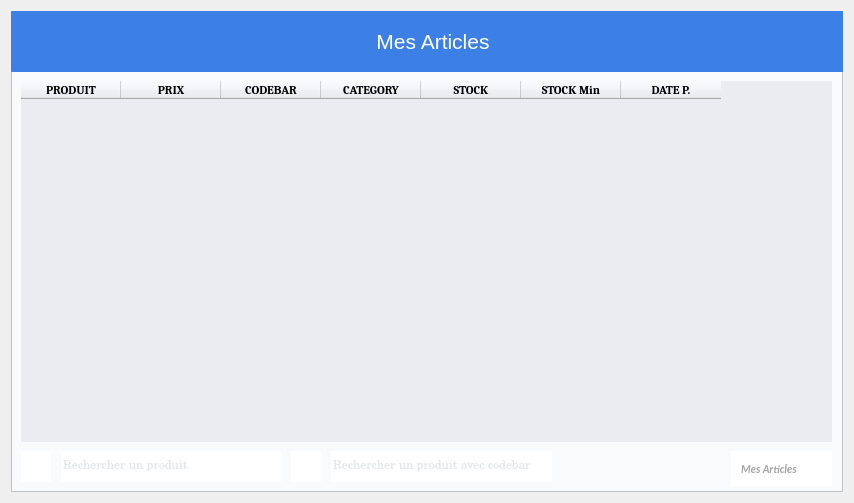
Before: the Qt Designer form DESIGN/DIALOGS/MyProduct.ui in indigene-way/ERP_business_Manager, drawn with Qt 5.
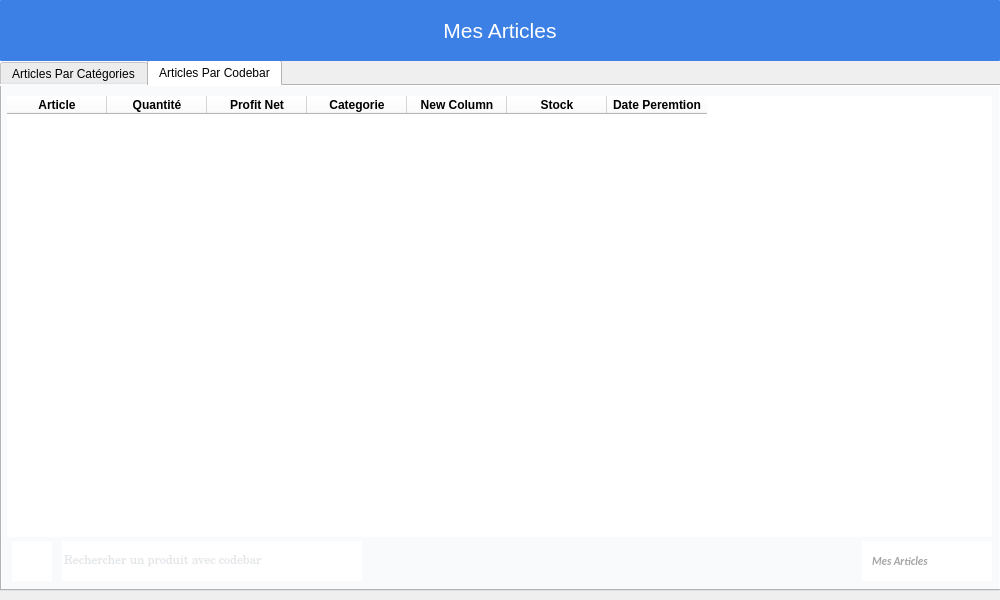
After: the same form once the commit is applied. The open tabs and pages were chosen to show the change. Icons and pictures are not drawn.

Patch:
```diff
--- a/DESIGN/DIALOGS/MyProduct.ui
+++ b/DESIGN/DIALOGS/MyProduct.ui
@@ -1,57 +1,67 @@
 <?xml version="1.0" encoding="UTF-8"?>
 <ui version="4.0">
- <class>Form</class>
- <widget class="QWidget" name="Form">
+ <class>MyProduct</class>
+ <widget class="QDialog" name="MyProduct">
   <property name="geometry">
    <rect>
     <x>0</x>
     <y>0</y>
-    <width>854</width>
-    <height>503</height>
+    <width>1000</width>
+    <height>600</height>
    </rect>
   </property>
   <property name="windowTitle">
    <string>Form</string>
   </property>
-  <layout class="QHBoxLayout" name="horizontalLayout_2">
-   <item>
-    <layout class="QVBoxLayout" name="verticalLayout">
-     <item>
-      <widget class="QFrame" name="frame">
+  <widget class="QTabWidget" name="numDelComboBox_2">
+   <property name="geometry">
+    <rect>
+     <x>0</x>
+     <y>60</y>
+     <width>1001</width>
+     <height>531</height>
+    </rect>
+   </property>
+   <property name="focusPolicy">
+    <enum>Qt::NoFocus</enum>
+   </property>
        <property name="styleSheet">
-        <string notr="true">background-color:#f9fafc;</string>
-       </property>
-       <property name="frameShape">
-        <enum>QFrame::StyledPanel</enum>
-       </property>
-       <property name="frameShadow">
-        <enum>QFrame::Raised</enum>
-       </property>
+    <string notr="true">background:#f9fafc;</string>
+   </property>
+   <property name="currentIndex">
+    <number>0</number>
+   </property>
+   <widget class="QWidget" name="productTab1_4">
+    <attribute name="title">
+     <string>Articles Par Catégories</string>
+    </attribute>
        <widget class="QTableWidget" name="tableWidget">
         <property name="geometry">
          <rect>
-          <x>10</x>
-          <y>70</y>
-          <width>811</width>
-          <height>361</height>
+       <x>5</x>
+       <y>10</y>
+       <width>985</width>
+       <height>441</height>
          </rect>
         </property>
         <property name="font">
          <font>
           <family>Century Schoolbook L</family>
-          <kerning>true</kerning>
-         </font>
-        </property>
+      </font>
+     </property>
+     <property name="focusPolicy">
+      <enum>Qt::NoFocus</enum>
+     </property>
         <property name="styleSheet">
-         <string notr="true">background-color: #ebecf1;border:0px;</string>
+      <string notr="true">background-color:white; border:0px;</string>
         </property>
         <column>
          <property name="text">
-          <string>PRODUIT</string>
+       <string>Article</string>
          </property>
          <property name="font">
           <font>
-           <family>Cambria</family>
+        <pointsize>9</pointsize>
            <weight>75</weight>
            <bold>true</bold>
           </font>
@@ -59,11 +69,10 @@
         </column>
         <column>
          <property name="text">
-          <string>PRIX</string>
+       <string>Quantité</string>
          </property>
          <property name="font">
           <font>
-           <family>Cambria</family>
            <weight>75</weight>
            <bold>true</bold>
           </font>
@@ -71,11 +80,10 @@
         </column>
         <column>
          <property name="text">
-          <string>CODEBAR</string>
+       <string>Profit Net</string>
          </property>
          <property name="font">
           <font>
-           <family>Cambria</family>
            <weight>75</weight>
            <bold>true</bold>
           </font>
@@ -83,11 +91,10 @@
         </column>
         <column>
          <property name="text">
-          <string>CATEGORY</string>
+       <string>Date</string>
          </property>
          <property name="font">
           <font>
-           <family>Cambria</family>
            <weight>75</weight>
            <bold>true</bold>
           </font>
@@ -95,11 +102,10 @@
         </column>
         <column>
          <property name="text">
-          <string>STOCK</string>
+       <string>Stock</string>
          </property>
          <property name="font">
           <font>
-           <family>Cambria</family>
            <weight>75</weight>
            <bold>true</bold>
           </font>
@@ -107,11 +113,10 @@
         </column>
         <column>
          <property name="text">
-          <string>STOCK Min</string>
+       <string>Stock Min</string>
          </property>
          <property name="font">
           <font>
-           <family>Cambria</family>
            <weight>75</weight>
            <bold>true</bold>
           </font>
@@ -119,11 +124,10 @@
         </column>
         <column>
          <property name="text">
-          <string>DATE P.</string>
+       <string>Date Peremption</string>
          </property>
          <property name="font">
           <font>
-           <family>Cambria</family>
            <weight>75</weight>
            <bold>true</bold>
           </font>
@@ -158,10 +162,10 @@
        <widget class="QLineEdit" name="prodToFind">
         <property name="geometry">
          <rect>
-          <x>50</x>
-          <y>440</y>
-          <width>220</width>
-          <height>31</height>
+       <x>60</x>
+       <y>455</y>
+       <width>300</width>
+       <height>40</height>
          </rect>
         </property>
         <property name="font">
@@ -182,12 +186,309 @@
          <bool>true</bool>
         </property>
        </widget>
+    <widget class="QPushButton" name="find">
+     <property name="geometry">
+      <rect>
+       <x>10</x>
+       <y>455</y>
+       <width>40</width>
+       <height>40</height>
+      </rect>
+     </property>
+     <property name="cursor">
+      <cursorShape>PointingHandCursor</cursorShape>
+     </property>
+     <property name="styleSheet">
+      <string notr="true">QPushButton{background-color:white; color : white; border: 0px solid #000028 ;  text-align:center}
+QPushButton:hover{background-color:#f9fafc;color:#a4a5a7;border: 0px solid #ecf0f5}
+QPushButton:focus{color:#00ea00}</string>
+     </property>
+     <property name="text">
+      <string/>
+     </property>
+     <property name="icon">
+      <iconset>
+       <normaloff>../../IMAGES/Icons/find.png</normaloff>../../IMAGES/Icons/find.png</iconset>
+     </property>
+    </widget>
+    <widget class="QPushButton" name="myProd">
+     <property name="geometry">
+      <rect>
+       <x>860</x>
+       <y>455</y>
+       <width>130</width>
+       <height>40</height>
+      </rect>
+     </property>
+     <property name="sizePolicy">
+      <sizepolicy hsizetype="Minimum" vsizetype="Maximum">
+       <horstretch>0</horstretch>
+       <verstretch>0</verstretch>
+      </sizepolicy>
+     </property>
+     <property name="font">
+      <font>
+       <family>Calibri</family>
+       <pointsize>8</pointsize>
+       <weight>75</weight>
+       <italic>true</italic>
+       <bold>true</bold>
+       <underline>false</underline>
+       <kerning>true</kerning>
+      </font>
+     </property>
+     <property name="cursor">
+      <cursorShape>PointingHandCursor</cursorShape>
+     </property>
+     <property name="toolTip">
+      <string>Afficher l'intégralité des produit</string>
+     </property>
+     <property name="statusTip">
+      <string/>
+     </property>
+     <property name="autoFillBackground">
+      <bool>false</bool>
+     </property>
+     <property name="styleSheet">
+      <string notr="true">QPushButton{background-color:white; color : #a4a5a7; border: 0px solid #000028 ;  text-align:left; padding-left:10px;}
+QPushButton:hover{background-color:white;color:white;border: 0px solid #ecf0f5}
+QPushButton:focus{color:#00ea00}</string>
+     </property>
+     <property name="text">
+      <string>Mes Articles</string>
+     </property>
+     <property name="icon">
+      <iconset>
+       <normaloff>../../IMAGES/Icons/product.png</normaloff>../../IMAGES/Icons/product.png</iconset>
+     </property>
+     <property name="iconSize">
+      <size>
+       <width>21</width>
+       <height>21</height>
+      </size>
+     </property>
+    </widget>
+   </widget>
+   <widget class="QWidget" name="productTab2_4">
+    <attribute name="title">
+     <string>Articles Par Codebar</string>
+    </attribute>
+    <widget class="QPushButton" name="findCB">
+     <property name="geometry">
+      <rect>
+       <x>10</x>
+       <y>455</y>
+       <width>40</width>
+       <height>40</height>
+      </rect>
+     </property>
+     <property name="cursor">
+      <cursorShape>PointingHandCursor</cursorShape>
+     </property>
+     <property name="styleSheet">
+      <string notr="true">QPushButton{background-color:white; color : white; border: 0px solid #000028 ;  text-align:center}
+QPushButton:hover{background-color:#f9fafc;color:#a4a5a7;border: 0px solid #ecf0f5}
+QPushButton:focus{color:#00ea00}</string>
+     </property>
+     <property name="text">
+      <string/>
+     </property>
+     <property name="icon">
+      <iconset>
+       <normaloff>../../IMAGES/Icons/cb.png</normaloff>../../IMAGES/Icons/cb.png</iconset>
+     </property>
+    </widget>
+    <widget class="QTableWidget" name="tableWidgetBC">
+     <property name="geometry">
+      <rect>
+       <x>5</x>
+       <y>10</y>
+       <width>985</width>
+       <height>441</height>
+      </rect>
+     </property>
+     <property name="font">
+      <font>
+       <family>Century Schoolbook L</family>
+      </font>
+     </property>
+     <property name="focusPolicy">
+      <enum>Qt::NoFocus</enum>
+     </property>
+     <property name="styleSheet">
+      <string notr="true">background-color:white; border:0px;</string>
+     </property>
+     <column>
+      <property name="text">
+       <string>Article</string>
+      </property>
+      <property name="font">
+       <font>
+        <pointsize>9</pointsize>
+        <weight>75</weight>
+        <bold>true</bold>
+       </font>
+      </property>
+     </column>
+     <column>
+      <property name="text">
+       <string>Quantité</string>
+      </property>
+      <property name="font">
+       <font>
+        <weight>75</weight>
+        <bold>true</bold>
+       </font>
+      </property>
+     </column>
+     <column>
+      <property name="text">
+       <string>Profit Net</string>
+      </property>
+      <property name="font">
+       <font>
+        <weight>75</weight>
+        <bold>true</bold>
+       </font>
+      </property>
+     </column>
+     <column>
+      <property name="text">
+       <string>Categorie</string>
+      </property>
+      <property name="font">
+       <font>
+        <weight>75</weight>
+        <bold>true</bold>
+       </font>
+      </property>
+     </column>
+     <column>
+      <property name="text">
+       <string>New Column</string>
+      </property>
+      <property name="font">
+       <font>
+        <weight>75</weight>
+        <bold>true</bold>
+       </font>
+      </property>
+     </column>
+     <column>
+      <property name="text">
+       <string>Stock</string>
+      </property>
+      <property name="font">
+       <font>
+        <weight>75</weight>
+        <bold>true</bold>
+       </font>
+      </property>
+     </column>
+     <column>
+      <property name="text">
+       <string>Date Peremtion</string>
+      </property>
+      <property name="font">
+       <font>
+        <weight>75</weight>
+        <bold>true</bold>
+       </font>
+      </property>
+     </column>
+    </widget>
+    <widget class="QLineEdit" name="prodToFindCB">
+     <property name="geometry">
+      <rect>
+       <x>60</x>
+       <y>455</y>
+       <width>300</width>
+       <height>40</height>
+      </rect>
+     </property>
+     <property name="font">
+      <font>
+       <family>Century Schoolbook L</family>
+      </font>
+     </property>
+     <property name="styleSheet">
+      <string notr="true">background-color:white;color:#c8cdd3; border:0px solid #3c80e5 ;</string>
+     </property>
+     <property name="text">
+      <string/>
+     </property>
+     <property name="placeholderText">
+      <string>Rechercher un produit avec codebar</string>
+     </property>
+     <property name="clearButtonEnabled">
+      <bool>true</bool>
+     </property>
+    </widget>
+    <widget class="QPushButton" name="myProdBC">
+     <property name="geometry">
+      <rect>
+       <x>860</x>
+       <y>455</y>
+       <width>130</width>
+       <height>40</height>
+      </rect>
+     </property>
+     <property name="sizePolicy">
+      <sizepolicy hsizetype="Minimum" vsizetype="Maximum">
+       <horstretch>0</horstretch>
+       <verstretch>0</verstretch>
+      </sizepolicy>
+     </property>
+     <property name="font">
+      <font>
+       <family>Calibri</family>
+       <pointsize>8</pointsize>
+       <weight>75</weight>
+       <italic>true</italic>
+       <bold>true</bold>
+       <underline>false</underline>
+       <kerning>true</kerning>
+      </font>
+     </property>
+     <property name="cursor">
+      <cursorShape>PointingHandCursor</cursorShape>
+     </property>
+     <property name="toolTip">
+      <string>Afficher l'intégralité des produit</string>
+     </property>
+     <property name="statusTip">
+      <string/>
+     </property>
+     <property name="autoFillBackground">
+      <bool>false</bool>
+     </property>
+     <property name="styleSheet">
+      <string notr="true">QPushButton{background-color:white; color : #a4a5a7; border: 0px solid #000028 ;  text-align:left; padding-left:10px;}
+QPushButton:hover{background-color:white;color:white;border: 0px solid #ecf0f5}
+QPushButton:focus{color:#00ea00}</string>
+     </property>
+     <property name="text">
+      <string>Mes Articles</string>
+     </property>
+     <property name="icon">
+      <iconset>
+       <normaloff>../../IMAGES/Icons/product.png</normaloff>../../IMAGES/Icons/product.png</iconset>
+     </property>
+     <property name="iconSize">
+      <size>
+       <width>21</width>
+       <height>21</height>
+      </size>
+     </property>
+    </widget>
+   </widget>
+  </widget>
        <widget class="QPushButton" name="Menu">
         <property name="geometry">
          <rect>
           <x>0</x>
           <y>0</y>
-          <width>834</width>
+     <width>1000</width>
           <height>61</height>
          </rect>
         </property>
@@ -201,7 +502,7 @@
          </font>
         </property>
         <property name="styleSheet">
-         <string notr="true">QPushButton{background-color:#3c80e5; color : white; border: 0px solid #2f4f4f  ; border-radius: 0.5px; text-align:center;padding-left:10px;}</string>
+    <string notr="true">QPushButton{background-color:#3c80e5; color : white; border: 0px solid #2f4f4f  ; border-radius: 0.5px; text-align:center;}</string>
         </property>
         <property name="text">
          <string>Mes Articles</string>
@@ -217,120 +518,6 @@
          </size>
         </property>
        </widget>
-       <widget class="QLineEdit" name="prodToFindCB">
-        <property name="geometry">
-         <rect>
-          <x>320</x>
-          <y>440</y>
-          <width>221</width>
-          <height>31</height>
-         </rect>
-        </property>
-        <property name="font">
-         <font>
-          <family>Century Schoolbook L</family>
-         </font>
-        </property>
-        <property name="styleSheet">
-         <string notr="true">background-color:white;color:#c8cdd3; border:0px solid #3c80e5 ;</string>
-        </property>
-        <property name="text">
-         <string/>
-        </property>
-        <property name="placeholderText">
-         <string>Rechercher un produit avec codebar</string>
-        </property>
-        <property name="clearButtonEnabled">
-         <bool>true</bool>
-        </property>
-       </widget>
-       <widget class="QPushButton" name="findCB">
-        <property name="geometry">
-         <rect>
-          <x>280</x>
-          <y>440</y>
-          <width>30</width>
-          <height>31</height>
-         </rect>
-        </property>
-        <property name="cursor">
-         <cursorShape>PointingHandCursor</cursorShape>
-        </property>
-        <property name="styleSheet">
-         <string notr="true">QPushButton{background-color:white; color : white; border: 0px solid #000028 ;  text-align:center}
-QPushButton:hover{background-color:#f9fafc;color:#a4a5a7;border: 0px solid #ecf0f5}
-QPushButton:focus{color:#00ea00}</string>
-        </property>
-        <property name="text">
-         <string/>
-        </property>
-        <property name="icon">
-         <iconset>
-          <normaloff>../../IMAGES/Icons/cb.png</normaloff>../../IMAGES/Icons/cb.png</iconset>
-        </property>
-       </widget>
-       <widget class="QPushButton" name="myProd">
-        <property name="geometry">
-         <rect>
-          <x>720</x>
-          <y>440</y>
-          <width>101</width>
-          <height>35</height>
-         </rect>
-        </property>
-        <property name="sizePolicy">
-         <sizepolicy hsizetype="Minimum" vsizetype="Maximum">
-          <horstretch>0</horstretch>
-          <verstretch>0</verstretch>
-         </sizepolicy>
-        </property>
-        <property name="font">
-         <font>
-          <family>Calibri</family>
-          <pointsize>8</pointsize>
-          <weight>75</weight>
-          <italic>true</italic>
-          <bold>true</bold>
-          <underline>false</underline>
-          <kerning>true</kerning>
-         </font>
-        </property>
-        <property name="cursor">
-         <cursorShape>PointingHandCursor</cursorShape>
-        </property>
-        <property name="toolTip">
-         <string>Afficher l'intégralité des produit</string>
-        </property>
-        <property name="statusTip">
-         <string/>
-        </property>
-        <property name="autoFillBackground">
-         <bool>false</bool>
-        </property>
-        <property name="styleSheet">
-         <string notr="true">QPushButton{background-color:white; color : #a4a5a7; border: 0px solid #000028 ;  text-align:left; padding-left:10px;}
-QPushButton:hover{background-color:white;color:white;border: 0px solid #ecf0f5}
-QPushButton:focus{color:#00ea00}</string>
-        </property>
-        <property name="text">
-         <string>Mes Articles</string>
-        </property>
-        <property name="icon">
-         <iconset>
-          <normaloff>../../IMAGES/Icons/product.png</normaloff>../../IMAGES/Icons/product.png</iconset>
-        </property>
-        <property name="iconSize">
-         <size>
-          <width>21</width>
-          <height>21</height>
-         </size>
-        </property>
-       </widget>
-      </widget>
-     </item>
-    </layout>
-   </item>
-  </layout>
  </widget>
  <tabstops>
   <tabstop>tableWidget</tabstop>
```
Left out of the diff: 37 changed lines with no effect on the pictures. Lines whose indentation alone changed are shown as unchanged.
